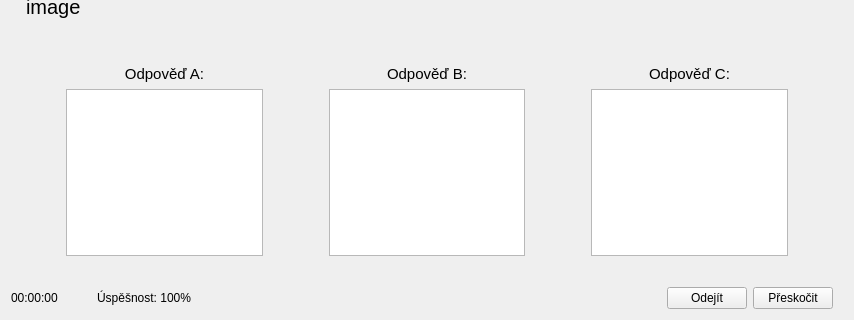
Before: the Qt Designer form autoskola_eTesty/questionsdialog.ui in RxiPland/autoskola_eTesty_desktop, drawn with Qt 5; both pictures show x 0 to 854 and y 257 to 577 of the 854 by 577 pixel window.
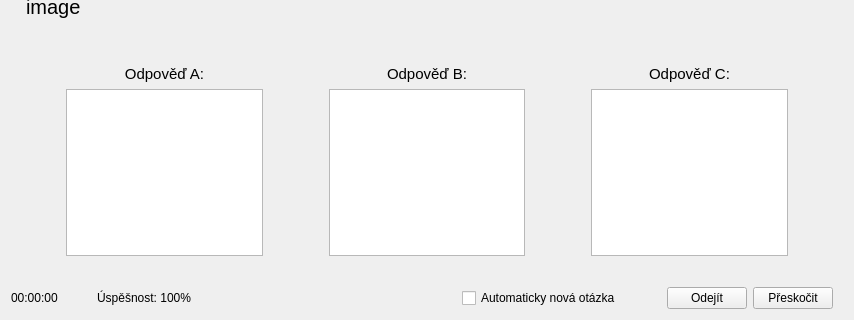
After: the same form once the commit is applied. Custom widgets are drawn as their Qt base class.

Commit message: hold question check box

What changed in the file:
```diff
--- a/autoskola_eTesty/questionsdialog.ui
+++ b/autoskola_eTesty/questionsdialog.ui
@@ -535,6 +535,29 @@
        </property>
       </spacer>
      </item>
+     <item>
+      <widget class="QCheckBox" name="checkBox">
+       <property name="text">
+        <string>Automaticky nová otázka</string>
+       </property>
+      </widget>
+     </item>
+     <item>
+      <spacer name="horizontalSpacer_10">
+       <property name="orientation">
+        <enum>Qt::Horizontal</enum>
+       </property>
+       <property name="sizeType">
+        <enum>QSizePolicy::Fixed</enum>
+       </property>
+       <property name="sizeHint" stdset="0">
+        <size>
+         <width>40</width>
+         <height>20</height>
+        </size>
+       </property>
+      </spacer>
+     </item>
      <item>
       <widget class="QPushButton" name="pushButton_2">
        <property name="focusPolicy">
```
The commit also changes 3 other files.
